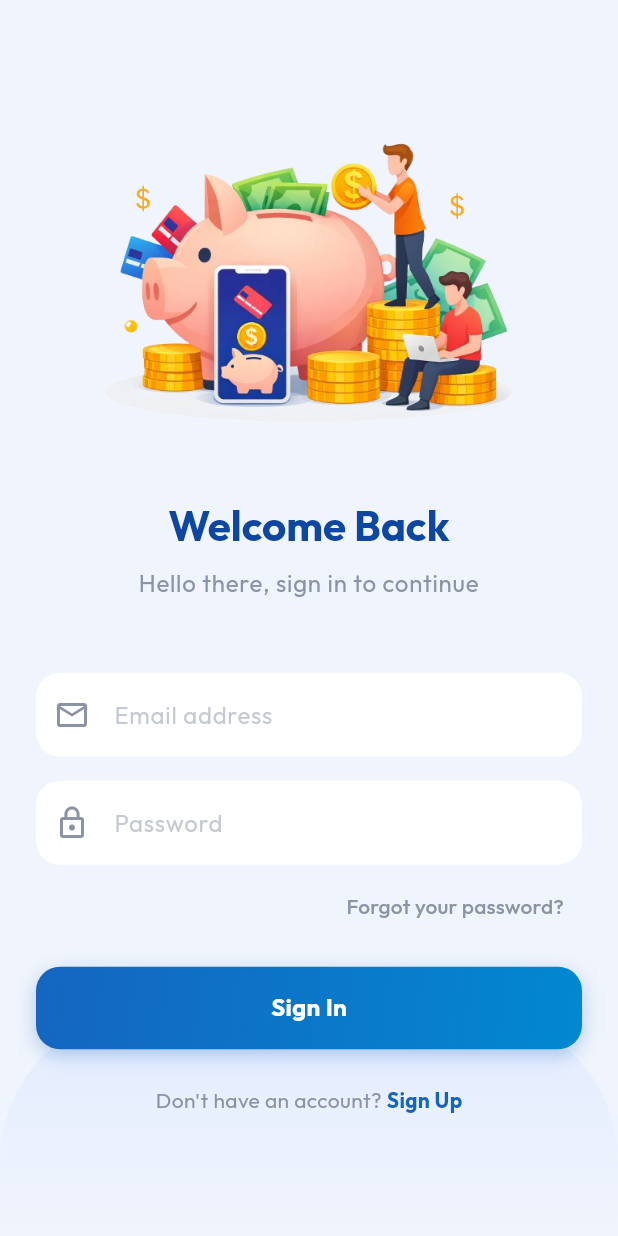
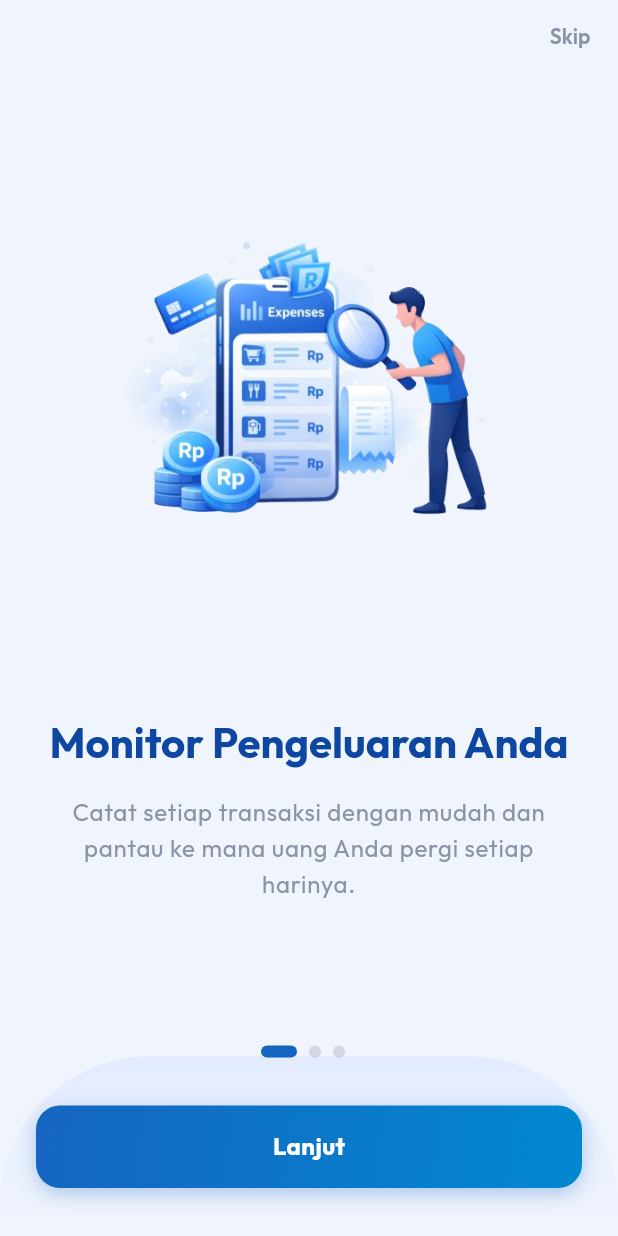
Before and after one commit to Fikzfik/urmoney, a Flutter app: the screen it shows after launch, on a phone screen of 412 x 824 dp. Run offline on Flutter 3.47's test engine with Material 3 defaults, Android fonts, the phone set to English and light mode, and no system bars; our stand-ins replace fl_chart, flutter_dotenv, flutter_riverpod, flutter_staggered_animations, go_router, google_fonts and 4 more; accounts and stored records are empty; generated files the repository leaves out were written again.

Commit message:
add : onboarding page

```diff
--- a/lib/core/router/app_router.dart
+++ b/lib/core/router/app_router.dart
@@ -3,35 +3,55 @@ import 'package:go_router/go_router.dart';
 
 import '../../features/auth/presentation/screens/login_screen.dart';
 import '../../features/auth/presentation/screens/register_screen.dart';
+import '../../features/auth/presentation/screens/onboarding_screen.dart';
 import '../../features/dashboard/presentation/screens/dashboard_screen.dart';
 import '../../features/auth/presentation/screens/profile_screen.dart';
+import '../../features/auth/providers/onboarding_provider.dart';
 import '../providers/supabase_provider.dart';
 
 final routerProvider = Provider<GoRouter>((ref) {
   final authState = ref.watch(authStateProvider);
-
-  // To avoid constant rebuild loops, we just read the current user.
-  // Actually, go_router will rebuild when the routerProvider is watched with authState.
+  final onboardingState = ref.watch(onboardingProvider);
 
   return GoRouter(
-    initialLocation: '/login',
+    initialLocation: '/onboarding',
     redirect: (context, state) {
-      // If auth state is initializing, don't redirect yet
-      if (authState.isLoading) return null;
+      // If auth state or onboarding state is loading, don't redirect yet
+      if (authState.isLoading || onboardingState.isLoading) return null;
 
       final session = authState.value?.session;
       final isAuth = session != null;
-      final isGoingToLogin = state.uri.toString() == '/login' || state.uri.toString() == '/register';
+      final hasSeenOnboarding = onboardingState.value ?? false;
 
-      if (!isAuth && !isGoingToLogin) {
+      final currentPath = state.uri.toString();
+      final isGoingToOnboarding = currentPath == '/onboarding';
+      final isGoingToAuth = currentPath == '/login' || currentPath == '/register';
+
+      // 1. If not seen onboarding and not already going there, redirect to onboarding
+      if (!hasSeenOnboarding && !isGoingToOnboarding) {
+        return '/onboarding';
+      }
+
+      // 2. If seen onboarding but on onboarding page, redirect to dashboard IF authenticated
+      if (isAuth && isGoingToOnboarding) {
+        return '/dashboard';
+      }
+
+      // 3. Auth redirection logic
+      if (!isAuth && !isGoingToAuth && !isGoingToOnboarding) {
         return '/login';
       }
-      if (isAuth && isGoingToLogin) {
+      if (isAuth && (isGoingToAuth || isGoingToOnboarding)) {
         return '/dashboard';
       }
+
       return null;
     },
     routes: [
+      GoRoute(
+        path: '/onboarding',
+        builder: (context, state) => const OnboardingScreen(),
+      ),
       GoRoute(
         path: '/login',
         builder: (context, state) => const LoginScreen(),
--- /dev/null
+++ b/lib/features/auth/presentation/screens/onboarding_screen.dart
@@ -0,0 +1,231 @@
+import 'package:flutter/material.dart';
+import 'package:flutter_riverpod/flutter_riverpod.dart';
+import 'package:go_router/go_router.dart';
+import 'package:urmoney/core/theme/app_colors.dart';
+import 'package:urmoney/core/widgets/gradient_button.dart';
+import 'package:urmoney/features/auth/providers/onboarding_provider.dart';
+
+class OnboardingScreen extends ConsumerStatefulWidget {
+  const OnboardingScreen({super.key});
+
+  @override
+  ConsumerState<OnboardingScreen> createState() => _OnboardingScreenState();
+}
+
+class _OnboardingScreenState extends ConsumerState<OnboardingScreen> {
+  final PageController _pageController = PageController();
+  int _currentPage = 0;
+
+  final List<OnboardingItem> _items = [
+    OnboardingItem(
+      title: 'Monitor Pengeluaran Anda',
+      description: 'Catat setiap transaksi dengan mudah dan pantau ke mana uang Anda pergi setiap harinya.',
+      image: 'assets/images/onboarding_1.png',
+    ),
+    OnboardingItem(
+      title: 'Atur Anggaran Cerdas',
+      description: 'Buat anggaran untuk berbagai kategori dan pastikan Anda tidak melebihi batas pengeluaran.',
+      image: 'assets/images/onboarding_2.png',
+    ),
+    OnboardingItem(
+      title: 'Capai Kebebasan Finansial',
+      description: 'Analisis kebiasaan belanja Anda dan mulailah menabung untuk masa depan yang lebih cerah.',
+      image: 'assets/images/onboarding_3.png',
+    ),
+  ];
+
+  void _onNext() {
+    if (_currentPage < _items.length - 1) {
+      _pageController.nextPage(
+        duration: const Duration(milliseconds: 300),
+        curve: Curves.easeInOut,
+      );
+    } else {
+      _complete();
+    }
+  }
+
+  void _complete() async {
+    await ref.read(onboardingProvider.notifier).completeOnboarding();
+    if (mounted) {
+      context.go('/login');
+    }
+  }
+
+  @override
+  void dispose() {
+    _pageController.dispose();
+    super.dispose();
+  }
+
+  @override
+  Widget build(BuildContext context) {
+    return Scaffold(
+      body: Stack(
+        children: [
+          // Background wave similar to login screen
+          Positioned(
+            bottom: 0,
+            left: 0,
+            right: 0,
+            child: Container(
+              height: 120,
+              decoration: const BoxDecoration(
+                gradient: AppColors.backgroundWave,
+                borderRadius: BorderRadius.only(
+                  topLeft: Radius.circular(100),
+                  topRight: Radius.circular(100),
+                ),
+              ),
+            ),
+          ),
+          SafeArea(
+            child: Column(
+              children: [
+                Align(
+                  alignment: Alignment.topRight,
+                  child: TextButton(
+                    onPressed: _complete,
+                    child: const Text(
+                      'Skip',
+                      style: TextStyle(
+                        color: AppColors.textSecondary,
+                        fontWeight: FontWeight.w600,
+                      ),
+                    ),
+                  ),
+                ),
+                Expanded(
+                  child: PageView.builder(
+                    controller: _pageController,
+                    itemCount: _items.length,
+                    onPageChanged: (index) {
+                      setState(() {
+                        _currentPage = index;
+                      });
+                    },
+                    itemBuilder: (context, index) {
+                      return OnboardingPage(item: _items[index]);
+                    },
+                  ),
+                ),
+                Padding(
+                  padding: const EdgeInsets.symmetric(horizontal: 24.0, vertical: 32.0),
+                  child: Column(
+                    children: [
+                      Row(
+                        mainAxisAlignment: MainAxisAlignment.center,
+                        children: List.generate(
+                          _items.length,
+                          (index) => _buildDot(index),
+                        ),
+                      ),
+                      const SizedBox(height: 32),
+                      GradientButton(
+                        onPressed: _onNext,
+                        text: _currentPage == _items.length - 1 ? 'Mulai Sekarang' : 'Lanjut',
+                      ),
+                    ],
+                  ),
+                ),
+              ],
+            ),
+          ),
+        ],
+      ),
+    );
+  }
+
+  Widget _buildDot(int index) {
+    return GestureDetector(
+      onTap: () => _pageController.animateToPage(
+        index,
+        duration: const Duration(milliseconds: 300),
+        curve: Curves.easeInOut,
+      ),
+      child: AnimatedContainer(
+        duration: const Duration(milliseconds: 200),
+        margin: const EdgeInsets.only(right: 8),
+        height: 8,
+        width: _currentPage == index ? 24 : 8,
+        decoration: BoxDecoration(
+          color: _currentPage == index ? AppColors.primary : AppColors.textSecondary.withOpacity(0.3),
+          borderRadius: BorderRadius.circular(4),
+        ),
+      ),
+    );
+  }
+}
+
+class OnboardingItem {
+  final String title;
+  final String description;
+  final String image;
+
+  OnboardingItem({
+    required this.title,
+    required this.description,
+    required this.image,
+  });
+}
+
+class OnboardingPage extends StatelessWidget {
+  final OnboardingItem item;
+
+  const OnboardingPage({super.key, required this.item});
+
+  @override
+  Widget build(BuildContext context) {
+    return Padding(
+      padding: const EdgeInsets.all(24.0),
+      child: Column(
+        mainAxisAlignment: MainAxisAlignment.center,
+        children: [
+          Expanded(
+            child: Center(
+              child: Image.asset(
+                item.image,
+                fit: BoxFit.contain,
+                errorBuilder: (context, error, stackTrace) {
+                  // Standard placeholder if image not found
+                  return Container(
+                    height: 250,
+                    width: 250,
+                    decoration: BoxDecoration(
+                      color: AppColors.primary.withOpacity(0.1),
+                      shape: BoxShape.circle,
+                    ),
+                    child: const Icon(
+                      Icons.image_outlined,
+                      size: 80,
+                      color: AppColors.primary,
+                    ),
+                  );
+                },
+              ),
+            ),
+          ),
+          const SizedBox(height: 40),
+          Text(
+            item.title,
+            textAlign: TextAlign.center,
+            style: Theme.of(context).textTheme.headlineMedium?.copyWith(
+                  fontWeight: FontWeight.bold,
+                  color: AppColors.primaryDark,
+                ),
+          ),
+          const SizedBox(height: 16),
+          Text(
+            item.description,
+            textAlign: TextAlign.center,
+            style: Theme.of(context).textTheme.bodyLarge?.copyWith(
+                  color: AppColors.textSecondary,
+                  height: 1.5,
+                ),
+          ),
+          const SizedBox(height: 40),
+        ],
+      ),
+    );
+  }
+}
--- a/pubspec.yaml
+++ b/pubspec.yaml
@@ -44,6 +44,7 @@ dependencies:
   intl: ^0.20.2
   lottie: ^3.3.2
   flutter_staggered_animations: ^1.1.1
+  shared_preferences: ^2.5.2
 
 dev_dependencies:
   flutter_test:
@@ -73,6 +74,9 @@ flutter:
   assets:
     - .env
     - assets/images/
+    - assets/images/onboarding_1.png
+    - assets/images/onboarding_2.png
+    - assets/images/onboarding_3.png
     - assets/images/categories/
   #   - images/a_dot_burr.jpeg
   #   - images/a_dot_ham.jpeg
```
Also changed, not shown: lib/features/auth/presentation/screens/login_screen.dart (+20 -21 lines), lib/features/auth/presentation/screens/register_screen.dart (+6 -25 lines), lib/features/auth/providers/onboarding_provider.dart (added, +21 -0 lines), lib/features/dashboard/presentation/screens/tabs/home_tab.dart (+9 -4 lines), assets/images/logo.png (added), assets/images/onboarding_1.png (added), assets/images/onboarding_2.png (added), assets/images/onboarding_3.png (added), lib/features/auth/providers/onboarding_provider.g.dart (added), pubspec.lock.
